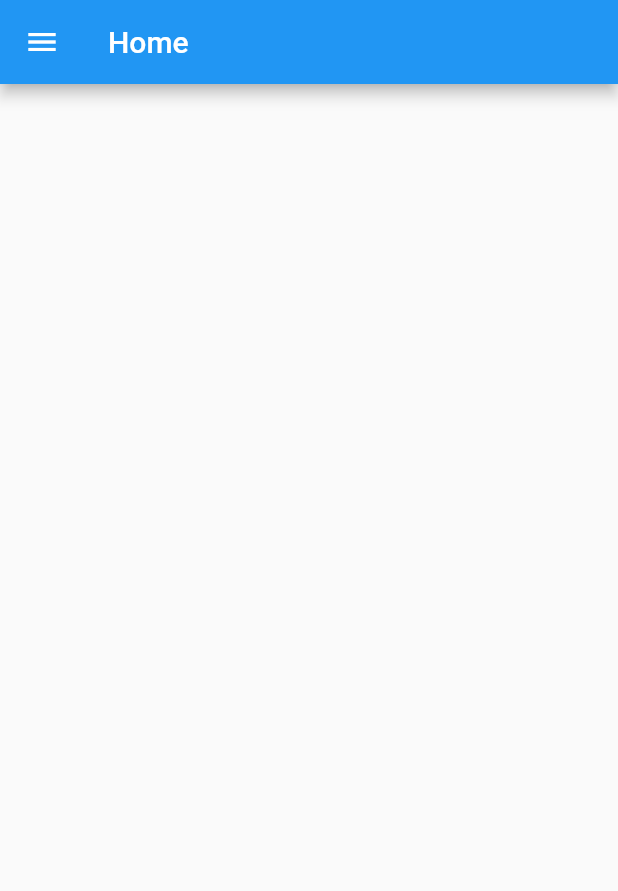
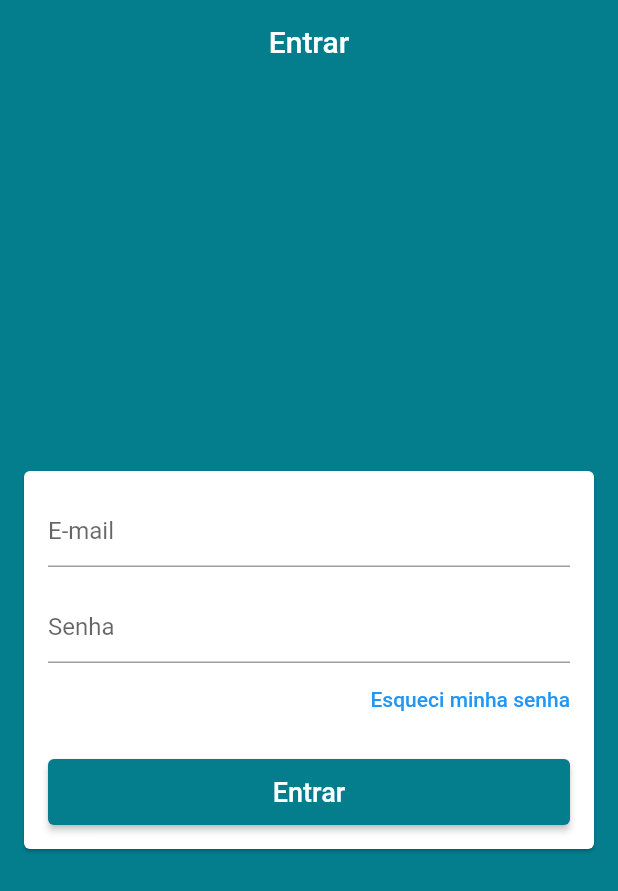
Before and after one commit to GuilhermePereira9/virtual_store, a Flutter app: the screen it shows after launch, on a phone screen of 412 x 824 dp. Shown: the top 891 px of the screen. Run offline on Flutter 3.47's test engine with Material 2 defaults, Android fonts, the phone set to English and light mode, and no system bars; our stand-ins replace cloud_firestore; accounts and stored records are empty.

Commit message:
first part login

```diff
--- a/lib/common/custom_drawer/drawer_tile.dart
+++ b/lib/common/custom_drawer/drawer_tile.dart
@@ -12,6 +12,7 @@ class DrawerTile extends StatelessWidget {
   @override
   Widget build(BuildContext context) {
     final int curPage = context.watch<PageManager>().page;
+    final Color primaryColor = Theme.of(context).primaryColor;
 
     return InkWell(
       onTap: () {
@@ -26,7 +27,7 @@ class DrawerTile extends StatelessWidget {
               child: Icon(
                 iconData,
                 size: 32,
-                color: curPage == page ? Colors.red : Colors.grey[700],
+                color: curPage == page ? primaryColor : Colors.grey[700],
               ),
             ),
             Text(
--- a/lib/main.dart
+++ b/lib/main.dart
@@ -12,7 +12,9 @@ class MyApp extends StatelessWidget {
     return MaterialApp(
       title: 'Violent Store',
       theme: ThemeData(
-        primarySwatch: Colors.blue,
+        primaryColor: const Color.fromARGB(255, 4, 125, 141),
+        scaffoldBackgroundColor: const Color.fromARGB(255, 4, 125, 141),
+        appBarTheme: const AppBarTheme(elevation: 0),
         visualDensity: VisualDensity.adaptivePlatformDensity,
       ),
       home: BaseScreen(),
--- a/lib/screens/base/base_screen.dart
+++ b/lib/screens/base/base_screen.dart
@@ -2,6 +2,7 @@ import 'package:flutter/material.dart';
 import 'package:provider/provider.dart';
 import 'package:virtual_store/common/custom_drawer/custom_drawer.dart';
 import 'package:virtual_store/models/page_manager.dart';
+import 'package:virtual_store/screens/login/login_screen.dart';
 
 class BaseScreen extends StatelessWidget {
   final PageController pageController = PageController();
@@ -13,12 +14,7 @@ class BaseScreen extends StatelessWidget {
       child: PageView(
         controller: pageController,
         children: <Widget>[
-          Scaffold(
-            drawer: CustomDrawer(),
-            appBar: AppBar(
-              title: const Text('Home'),
-            ),
-          ),
+          LoginScreen(),
           Scaffold(
             drawer: CustomDrawer(),
             appBar: AppBar(
--- /dev/null
+++ b/lib/screens/login/login_screen.dart
@@ -0,0 +1,67 @@
+import 'package:flutter/material.dart';
+
+class LoginScreen extends StatelessWidget {
+  @override
+  Widget build(BuildContext context) {
+    return Scaffold(
+      appBar: AppBar(
+        title: const Text('Entrar'),
+        centerTitle: true,
+      ),
+      body: Center(
+        child: Card(
+          margin: const EdgeInsets.symmetric(horizontal: 16),
+          child: ListView(
+            padding: const EdgeInsets.all(16),
+            shrinkWrap: true,
+            children: <Widget>[
+              TextFormField(
+                decoration: const InputDecoration(hintText: 'E-mail'),
+                keyboardType: TextInputType.emailAddress,
+                autocorrect: false,
+                validator: (email) {
+                  return null;
+                },
+              ),
+              const SizedBox(
+                height: 16,
+              ),
+              TextFormField(
+                decoration: const InputDecoration(hintText: 'Senha'),
+                autocorrect: false,
+                obscureText: true,
+                validator: (pass) {
+                  if (pass.isEmpty || pass.length < 6) return 'Senha Invalida';
+                  return null;
+                },
+              ),
+              Align(
+                alignment: Alignment.centerRight,
+                child: TextButton(
+                  onPressed: () {},
+                  style: TextButton.styleFrom(padding: EdgeInsets.zero),
+                  child: const Text('Esqueci minha senha'),
+                ),
+              ),
+              const SizedBox(
+                height: 16,
+              ),
+              SizedBox(
+                height: 44,
+                child: ElevatedButton(
+                  onPressed: () {},
+                  style: ElevatedButton.styleFrom(
+                      primary: Theme.of(context).primaryColor),
+                  child: const Text(
+                    "Entrar",
+                    style: TextStyle(fontSize: 18),
+                  ),
+                ),
+              ),
+            ],
+          ),
+        ),
+      ),
+    );
+  }
+}
```
